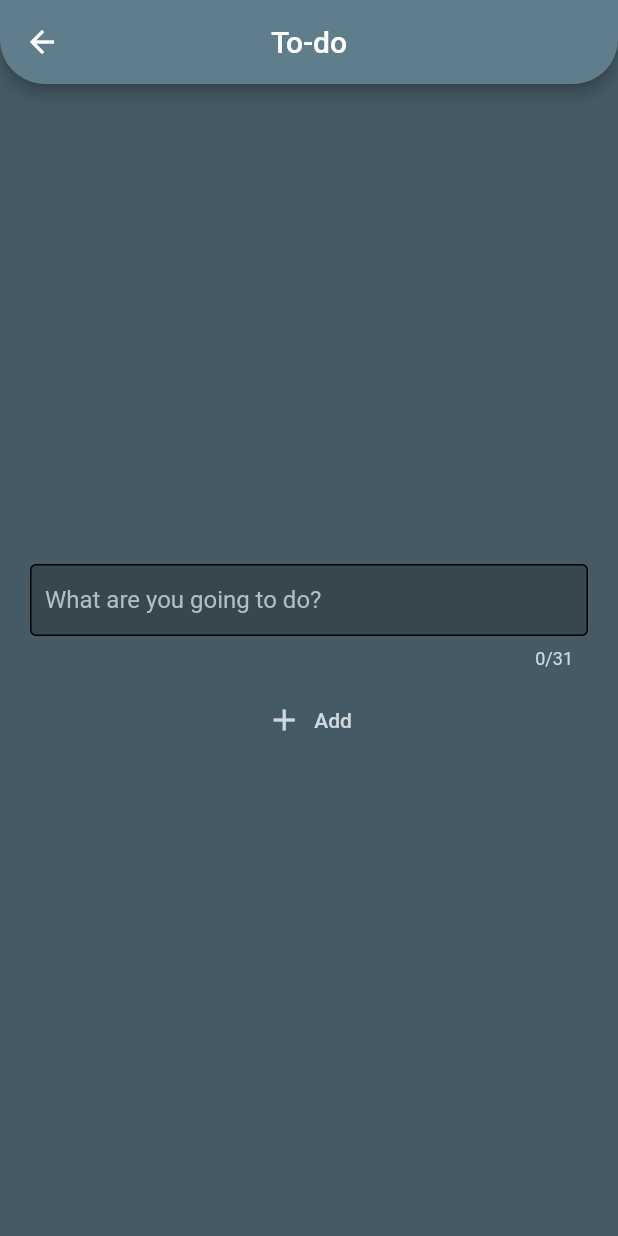
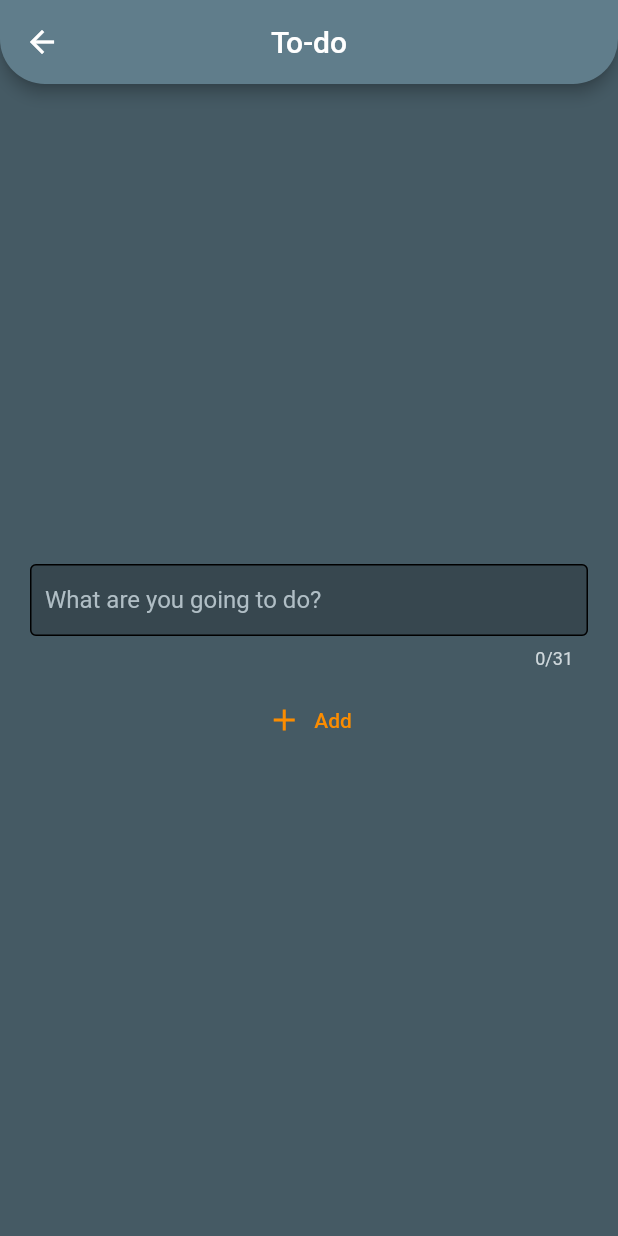
Before and after one commit to GustafHasselgren/Flutter-course, a Flutter app: the screen it shows after launch, after a tap on the "add" icon, on a phone screen of 412 x 824 dp. Run offline on Flutter 3.47's test engine with Material 2 defaults, Android fonts, the phone set to English and light mode, and no system bars.

Commit message:
Färgdetaljer

```diff
--- a/lib/addEntryView.dart
+++ b/lib/addEntryView.dart
@@ -79,7 +79,7 @@ class AddEntryView extends StatelessWidget {
       },
       icon: const Icon(Icons.add),
       label: const Text('Add'),
-      style: TextButton.styleFrom(primary: Colors.blueGrey[100]),
+      style: TextButton.styleFrom(primary: Colors.orange[600]),
     );
   }
 
--- a/lib/entry.dart
+++ b/lib/entry.dart
@@ -38,7 +38,10 @@ class Entry extends StatelessWidget {
 
   Widget entryCheckbox(context) {
     return Checkbox(
-      fillColor: MaterialStateProperty.resolveWith(getColor),
+      //fillColor: MaterialStateProperty.resolveWith(getColor),
+
+      checkColor: Colors.orange[600],
+      activeColor: Colors.blueGrey[800],
       value: isChecked,
       onChanged: (bool? newValue) {
         Provider.of<FilterChangeNotifier>(context, listen: false)
--- a/lib/main.dart
+++ b/lib/main.dart
@@ -22,6 +22,8 @@ class MyApp extends StatelessWidget {
           debugShowCheckedModeBanner: false,
           title: 'To-do',
           theme: ThemeData(
+            checkboxTheme: CheckboxThemeData(
+                fillColor: MaterialStateProperty.all(Colors.orange[600])),
             scaffoldBackgroundColor: Colors.blueGrey[700],
             textTheme: TextTheme(
               bodyText2: TextStyle(fontSize: 15.0, color: Colors.blueGrey[100]),
```
